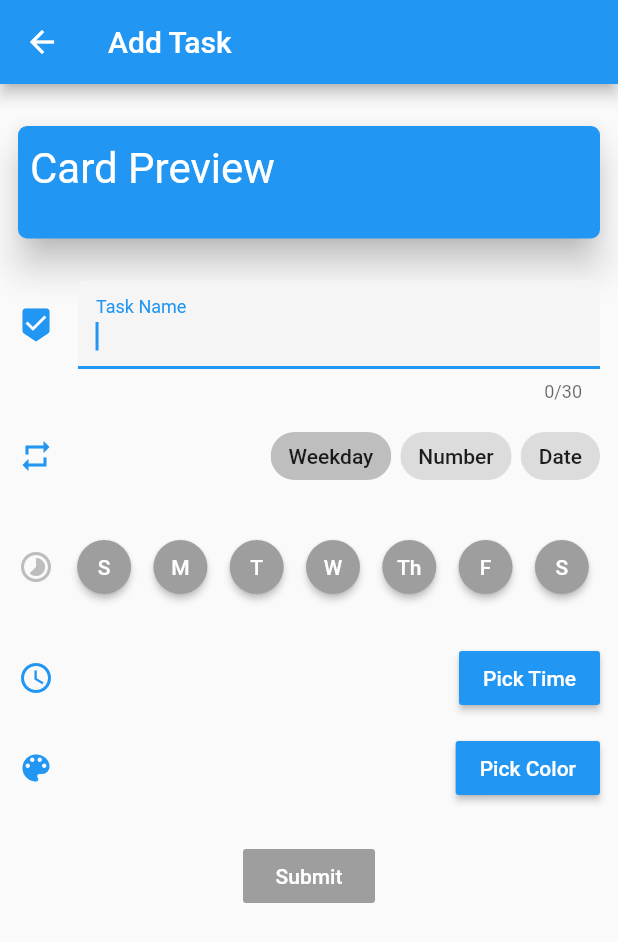
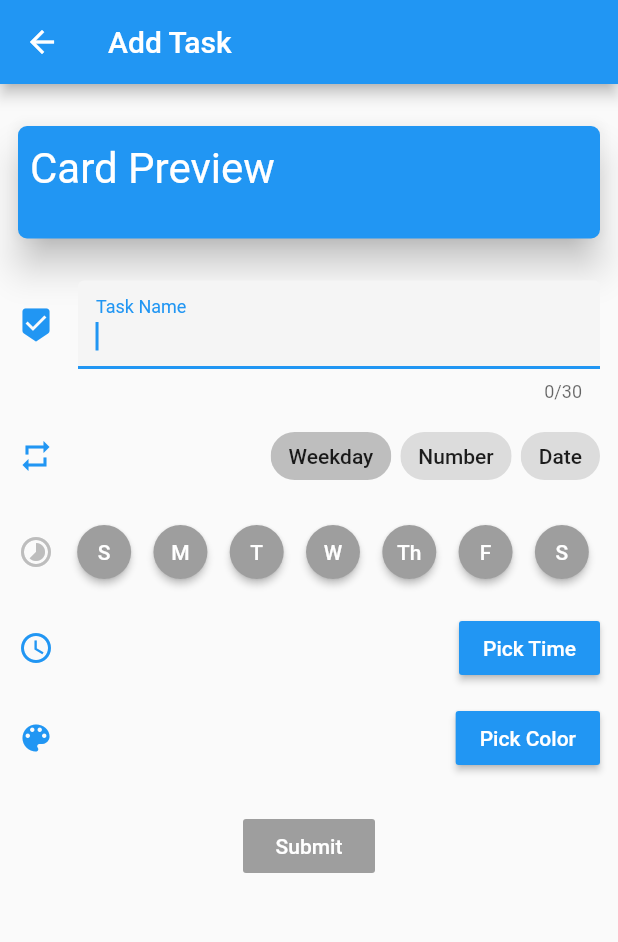
Before and after one commit to SamarthDesai01/RepeatMe, a Flutter app: the AddTask screen opened directly, on a phone screen of 412 x 824 dp. Shown: the top 942 px of the screen. Run offline on Flutter 3.47's test engine with Material 2 defaults, Android fonts, the phone set to English and light mode, and no system bars; our stand-ins replace flutter_local_notifications, shared_preferences; missing offline and left inert: material_color_picker; accounts and stored records are empty.

Commit message:
Fixed button sizing and spacing

```diff
--- a/lib/views/add_task.dart
+++ b/lib/views/add_task.dart
@@ -124,7 +124,12 @@ class _AddTaskState extends State<AddTask> {
   //Method for dynamically generating widgets based on which chip is selected
   Widget getPicker(int option) {
     if (option == 0) {
-      return Listener(
+      return Column(
+        children: <Widget>[
+          Padding(
+            padding: EdgeInsets.only(top: 2.0),
+          ),
+          Listener(
             //Listen for touch events on the day picker
             behavior: HitTestBehavior.translucent,
             onPointerDown: (p) {
@@ -139,6 +144,11 @@ class _AddTaskState extends State<AddTask> {
               });
             },
             child: picker, //Hold the day picker
+          ),
+          Padding(
+            padding: EdgeInsets.only(top: 4.0),
+          ),
+        ],
       );
     } else if (option == 1) {
       //Number entry
@@ -230,8 +240,9 @@ class _AddTaskState extends State<AddTask> {
         ],
       );
     } else if (option == 2) {
-      return Row(
-        crossAxisAlignment: CrossAxisAlignment.end,
+      return Container(
+        child: Row(
+          //crossAxisAlignment: CrossAxisAlignment.end,
           children: <Widget>[
             Icon(
               Icons.date_range,
@@ -244,12 +255,13 @@ class _AddTaskState extends State<AddTask> {
             ),
             RaisedButton(
               color: _previewCardColor,
-            child: Text('Pick Date', style: TextStyle(color: Colors.white)),
+              child: Text('Pick Date', style: TextStyle(color: Colors.white, fontSize: 14.5)),
               onPressed: () {
                 _selectDate(context, _specificDayChipIndex);
               },
             ),
           ],
+        ),
       );
     } else {
       return null;
@@ -391,14 +403,14 @@ class _AddTaskState extends State<AddTask> {
                 ],
               ),
               Padding(
-                padding: EdgeInsets.only(top: 26.0),
+                padding: EdgeInsets.only(top: 14.0),
               ),
               Container(
                 //Dynamically create the picker widget based on the selected chip
                 child: getPicker(_choiceChipValue),
               ),
               Padding(
-                padding: EdgeInsets.only(top: 26.0),
+                padding: EdgeInsets.only(top: 12.0),
               ),
               Row(
                 children: <Widget>[
```
Lines whose indentation alone changed are shown as unchanged.
